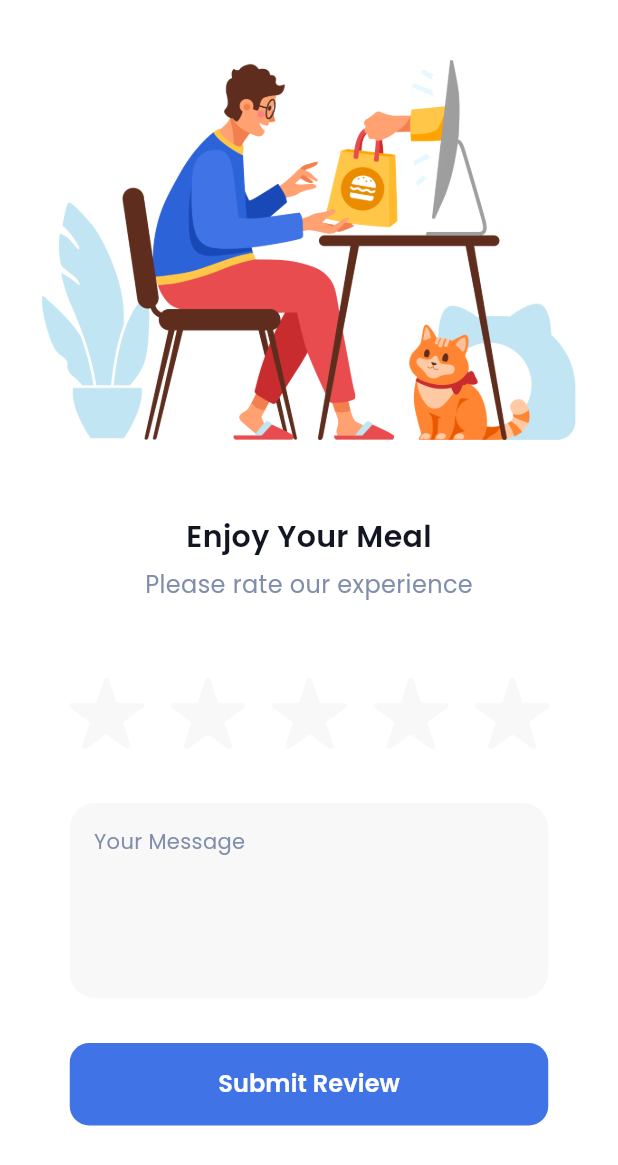
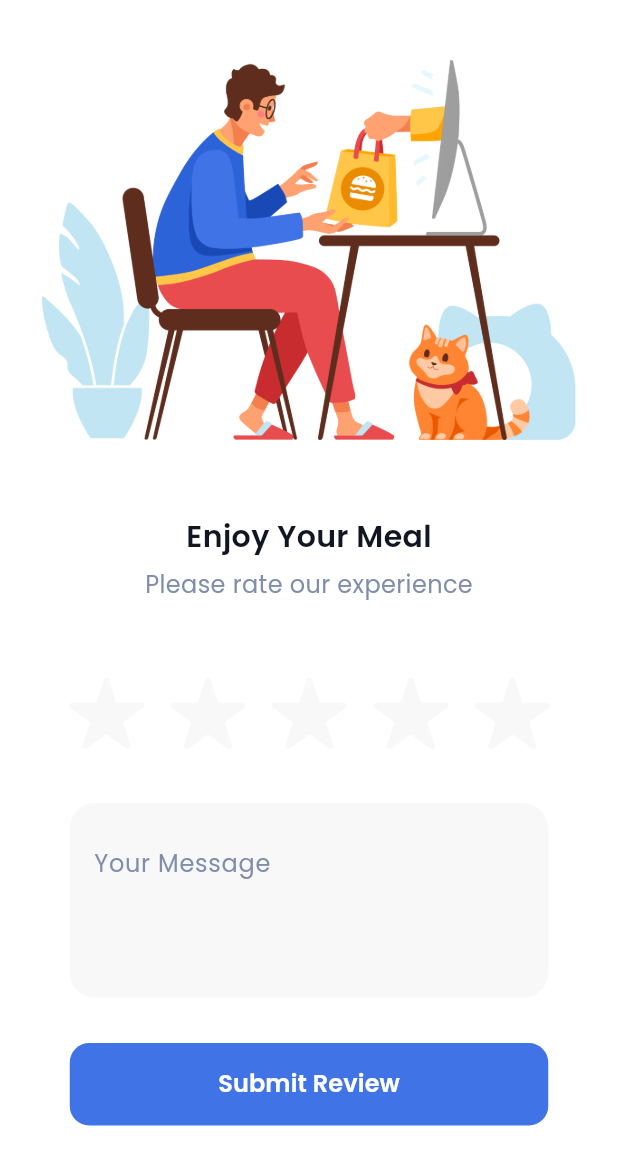
Before and after one commit to Pashakhatamihasibuan/rating-app-buildwithangga, a Flutter app: the screen it shows after launch, on a phone screen of 412 x 824 dp. Shown: the top 1165 px of the screen. Run offline on Flutter 3.47's test engine with Material 3 defaults, Android fonts, the phone set to English and light mode, and no system bars; our stand-ins replace google_fonts.

Commit message:
Penambahan textfield di file V2

```diff
--- a/lib/presentation/pages/rantingv2.dart
+++ b/lib/presentation/pages/rantingv2.dart
@@ -11,6 +11,7 @@ class Rantingv2 extends StatefulWidget {
 
 class _Rantingv2State extends State<Rantingv2> {
   List<int> selectedIndex = []; // Daftar untuk menyimpan bintang yang terpilih
+  final TextEditingController _messageController = TextEditingController();
 
   void _handleStarClick(int index) {
     setState(() {
@@ -25,10 +26,17 @@ class _Rantingv2State extends State<Rantingv2> {
   }
 
   @override
+  void dispose() {
+    _messageController.dispose(); // Dispose controller saat widget dihapus
+    super.dispose();
+  }
+
+  @override
   Widget build(BuildContext context) {
     return Scaffold(
       backgroundColor: const Color(0xFFFFFFFF),
       body: SafeArea(
+        child: SingleChildScrollView(
           child: Padding(
             padding: const EdgeInsets.only(
               top: 40,
@@ -88,16 +96,19 @@ class _Rantingv2State extends State<Rantingv2> {
                     color: const Color(0xFFF8F8f8),
                   ),
                   child: Padding(
-                  padding: const EdgeInsets.only(
-                    top: 16,
-                    left: 16,
-                  ),
-                  child: Text(
-                    "Your Message",
-                    style: GoogleFonts.poppins(
+                    padding: const EdgeInsets.all(16.0),
+                    child: TextField(
+                      controller: _messageController,
+                      decoration: InputDecoration(
+                        border: InputBorder.none,
+                        hintText: 'Your Message',
+                        hintStyle: GoogleFonts.poppins(
                           color: const Color(0xFF808EAB),
                           fontWeight: FontWeight.w400,
                         ),
+                      ),
+                      maxLines: null, // Agar bisa multiline
+                      keyboardType: TextInputType.multiline,
                     ),
                   ),
                 ),
@@ -108,7 +119,10 @@ class _Rantingv2State extends State<Rantingv2> {
                   width: 319,
                   height: 55,
                   child: TextButton(
-                  onPressed: () {},
+                    onPressed: () {
+                      // Logika untuk submit review dan teks yang diinputkan
+                      print('Review: ${_messageController.text}');
+                    },
                     style: TextButton.styleFrom(
                         backgroundColor: const Color(0xFF4074E6),
                         shape: RoundedRectangleBorder(
@@ -128,6 +142,7 @@ class _Rantingv2State extends State<Rantingv2> {
             ),
           ),
         ),
+      ),
     );
   }
 }
```
Lines whose indentation alone changed are shown as unchanged.
